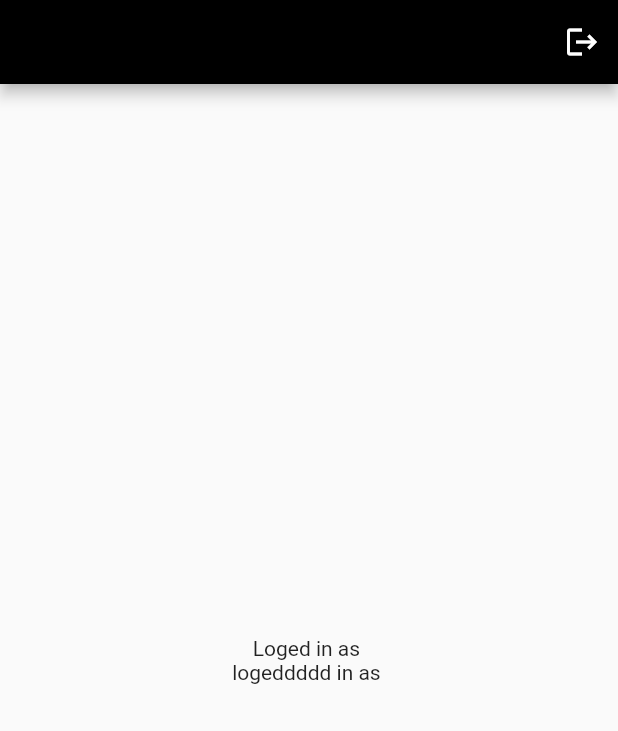
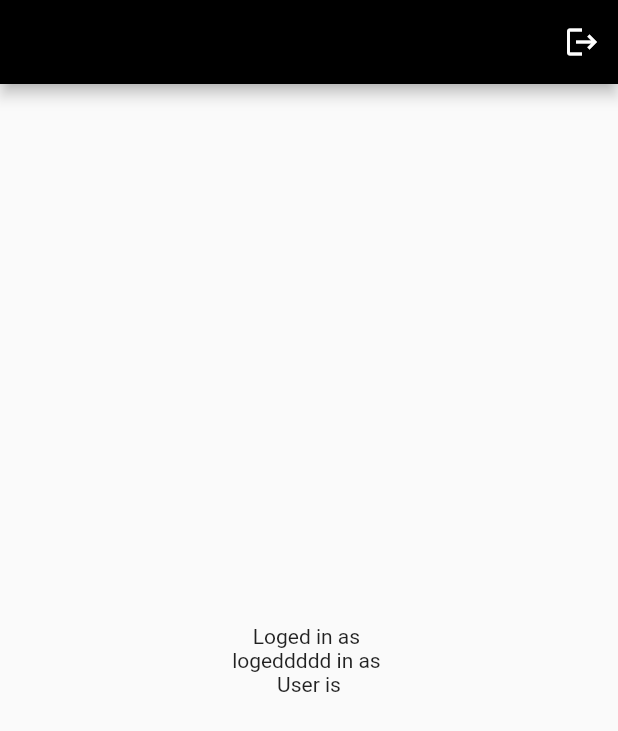
Before and after one commit to yekto/labo2, a Flutter app: the screen it shows once a user with an empty profile is signed in, on a phone screen of 412 x 824 dp. Shown: the top 731 px of the screen. Run offline on Flutter 3.47's test engine with Material 2 defaults, Android fonts, the phone set to English and light mode, and no system bars; our stand-ins replace firebase_auth, firebase_core; accounts and stored records are empty; generated files the repository leaves out were written again.

```diff
--- a/lib/pages/home_page.dart
+++ b/lib/pages/home_page.dart
@@ -28,7 +28,7 @@ class HomePage extends StatelessWidget {
           child: Column(
             mainAxisAlignment: MainAxisAlignment.center,
             children: [
-              Text("Loged in as " + user.email!),Text("logeddddd in as ${user.phoneNumber}")
+              Text("Loged in as " + user.email!),Text("logeddddd in as ${user.phoneNumber}"), Text("User is"+ user.uid)
             ],
           ),
         ),
```
